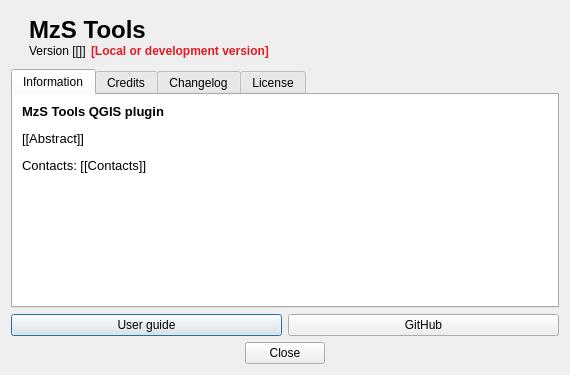
Before: the Qt Designer form mzs_tools/gui/dlg_info.ui in CNR-IGAG/mzs-tools, drawn with Qt 5.
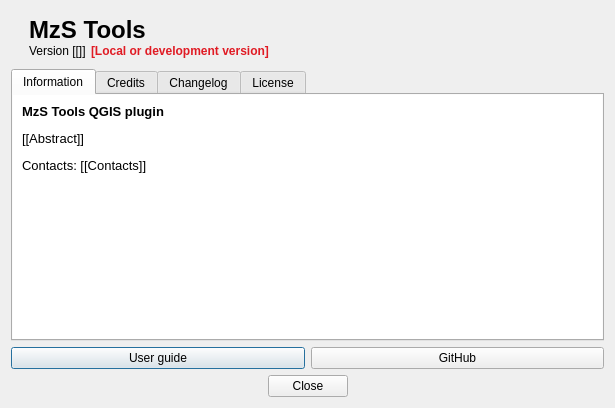
After: the same form once the commit is applied. Icons and pictures are not drawn.

The edit to the form file:
```diff
--- a/mzs_tools/gui/dlg_info.ui
+++ b/mzs_tools/gui/dlg_info.ui
@@ -6,8 +6,8 @@
    <rect>
     <x>0</x>
     <y>0</y>
-    <width>570</width>
-    <height>375</height>
+    <width>615</width>
+    <height>408</height>
    </rect>
   </property>
   <property name="windowTitle">
@@ -133,8 +133,8 @@
            </property>
            <property name="maximumSize">
             <size>
-             <width>92</width>
-             <height>66</height>
+             <width>100</width>
+             <height>65</height>
             </size>
            </property>
            <property name="text">
@@ -190,6 +190,14 @@
             <bool>true</bool>
            </property>
            <widget class="QWidget" name="scrollAreaWidgetContents">
+            <property name="geometry">
+             <rect>
+              <x>0</x>
+              <y>0</y>
+              <width>591</width>
+              <height>214</height>
+             </rect>
+            </property>
             <layout class="QVBoxLayout" name="verticalLayout_4">
              <property name="spacing">
               <number>12</number>
```
Left out of the diff: 4 changed lines with no effect on the pictures.
